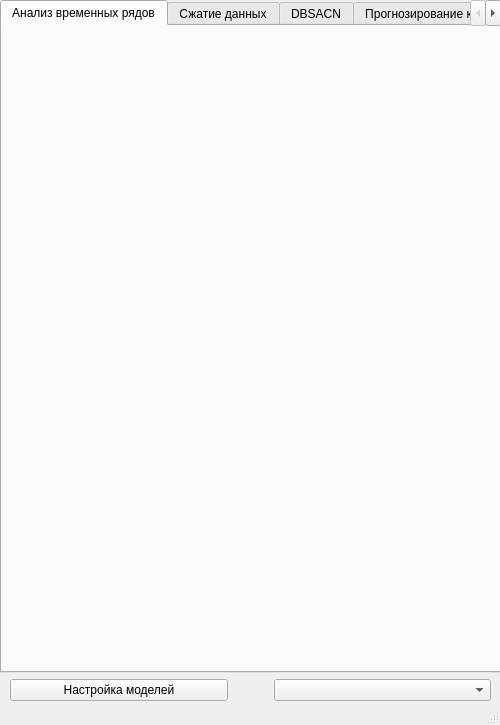
Qt form Sources/Main.ui (ArbiterOfJudgement/DM) before a commit.
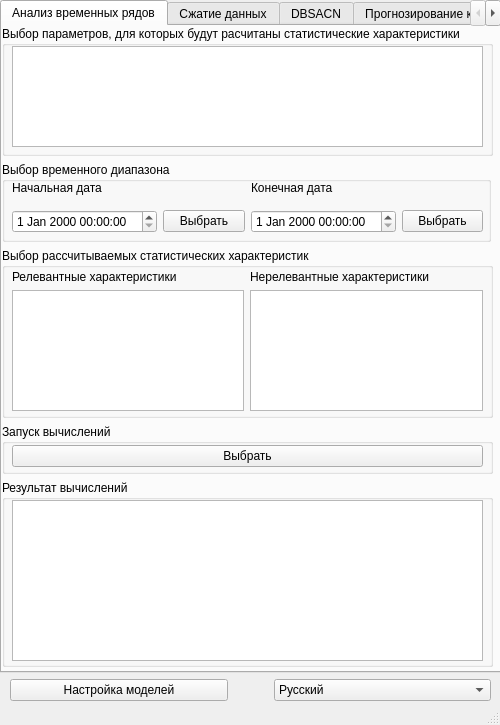
The same form after that commit.

Commit message: Added TSA Interface

```diff
--- a/Sources/Main.ui
+++ b/Sources/Main.ui
@@ -54,6 +54,204 @@
         <attribute name="title">
          <string>Анализ временных рядов</string>
         </attribute>
+        <widget class="QWidget" name="verticalLayoutWidget_2">
+         <property name="geometry">
+          <rect>
+           <x>0</x>
+           <y>0</y>
+           <width>491</width>
+           <height>641</height>
+          </rect>
+         </property>
+         <layout class="QVBoxLayout" name="verticalLayout_3">
+          <item>
+           <widget class="QGroupBox" name="ParametersGroupboxTSA">
+            <property name="maximumSize">
+             <size>
+              <width>16777215</width>
+              <height>130</height>
+             </size>
+            </property>
+            <property name="title">
+             <string>Выбор параметров, для которых будут расчитаны статистические характеристики</string>
+            </property>
+            <widget class="QWidget" name="gridLayoutWidget_5">
+             <property name="geometry">
+              <rect>
+               <x>10</x>
+               <y>20</y>
+               <width>471</width>
+               <height>101</height>
+              </rect>
+             </property>
+             <layout class="QGridLayout" name="gridLayout_5">
+              <item row="0" column="0">
+               <widget class="QListWidget" name="ParametersWidgetTSA_2"/>
+              </item>
+             </layout>
+            </widget>
+           </widget>
+          </item>
+          <item>
+           <widget class="QGroupBox" name="timeDiapazonTSA">
+            <property name="maximumSize">
+             <size>
+              <width>489</width>
+              <height>80</height>
+             </size>
+            </property>
+            <property name="title">
+             <string>Выбор временного диапазона</string>
+            </property>
+            <widget class="QWidget" name="gridLayoutWidget_3">
+             <property name="geometry">
+              <rect>
+               <x>10</x>
+               <y>10</y>
+               <width>471</width>
+               <height>61</height>
+              </rect>
+             </property>
+             <layout class="QGridLayout" name="gridLayout_3">
+              <item row="0" column="0">
+               <widget class="QLabel" name="startDateLabelTSA_2">
+                <property name="text">
+                 <string>Начальная дата</string>
+                </property>
+               </widget>
+              </item>
+              <item row="1" column="0">
+               <widget class="QDateTimeEdit" name="fromDateTimeTSA_2"/>
+              </item>
+              <item row="1" column="3">
+               <widget class="QPushButton" name="selectToDateTSA_2">
+                <property name="text">
+                 <string>Выбрать</string>
+                </property>
+               </widget>
+              </item>
+              <item row="1" column="2">
+               <widget class="QDateTimeEdit" name="toDateTimeTSA_2"/>
+              </item>
+              <item row="0" column="2">
+               <widget class="QLabel" name="endDateLabelTSA_2">
+                <property name="text">
+                 <string>Конечная дата</string>
+                </property>
+               </widget>
+              </item>
+              <item row="1" column="1">
+               <widget class="QPushButton" name="selectFromDateTSA_2">
+                <property name="text">
+                 <string>Выбрать</string>
+                </property>
+               </widget>
+              </item>
+             </layout>
+            </widget>
+           </widget>
+          </item>
+          <item>
+           <widget class="QGroupBox" name="StaticFeaturesGroupboxTSA">
+            <property name="maximumSize">
+             <size>
+              <width>16777215</width>
+              <height>170</height>
+             </size>
+            </property>
+            <property name="title">
+             <string>Выбор рассчитываемых статистических характеристик</string>
+            </property>
+            <widget class="QWidget" name="gridLayoutWidget">
+             <property name="geometry">
+              <rect>
+               <x>10</x>
+               <y>22</y>
+               <width>471</width>
+               <height>141</height>
+              </rect>
+             </property>
+             <layout class="QGridLayout" name="gridLayout">
+              <item row="0" column="0">
+               <widget class="QLabel" name="RelevantFeaturesLabelTSA_2">
+                <property name="text">
+                 <string>Релевантные характеристики</string>
+                </property>
+               </widget>
+              </item>
+              <item row="1" column="0">
+               <widget class="QListWidget" name="RelevantFeaturesTSA_2"/>
+              </item>
+              <item row="1" column="1">
+               <widget class="QListWidget" name="IrrelevantFeaturesTSA_2"/>
+              </item>
+              <item row="0" column="1">
+               <widget class="QLabel" name="IrrelevantFeaturesLabelTSA_2">
+                <property name="text">
+                 <string>Нерелевантные характеристики</string>
+                </property>
+               </widget>
+              </item>
+             </layout>
+            </widget>
+           </widget>
+          </item>
+          <item>
+           <widget class="QGroupBox" name="StartGroupBoxTSA">
+            <property name="maximumSize">
+             <size>
+              <width>16777215</width>
+              <height>50</height>
+             </size>
+            </property>
+            <property name="title">
+             <string>Запуск вычислений</string>
+            </property>
+            <widget class="QWidget" name="gridLayoutWidget_2">
+             <property name="geometry">
+              <rect>
+               <x>10</x>
+               <y>20</y>
+               <width>471</width>
+               <height>25</height>
+              </rect>
+             </property>
+             <layout class="QGridLayout" name="gridLayout_2">
+              <item row="0" column="0">
+               <widget class="QPushButton" name="StartButtonTSA">
+                <property name="text">
+                 <string>Выбрать</string>
+                </property>
+               </widget>
+              </item>
+             </layout>
+            </widget>
+           </widget>
+          </item>
+          <item>
+           <widget class="QGroupBox" name="ResultGroupBoxTSA">
+            <property name="title">
+             <string>Результат вычислений</string>
+            </property>
+            <widget class="QWidget" name="gridLayoutWidget_4">
+             <property name="geometry">
+              <rect>
+               <x>10</x>
+               <y>20</y>
+               <width>471</width>
+               <height>161</height>
+              </rect>
+             </property>
+             <layout class="QGridLayout" name="gridLayout_4">
+              <item row="0" column="0">
+               <widget class="QTableWidget" name="ResultTableTSA"/>
+              </item>
+             </layout>
+            </widget>
+           </widget>
+          </item>
+         </layout>
+        </widget>
        </widget>
        <widget class="QWidget" name="MDC_tab">
         <property name="cursor">
@@ -120,6 +318,16 @@
          <property name="cursor">
           <cursorShape>PointingHandCursor</cursorShape>
          </property>
+         <item>
+          <property name="text">
+           <string>Русский</string>
+          </property>
+         </item>
+         <item>
+          <property name="text">
+           <string>English</string>
+          </property>
+         </item>
         </widget>
        </item>
       </layout>
```
